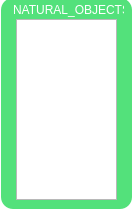
Above: Object.ui from lznt/p2Scripts before the change. Below: the same form after it.
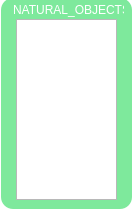
That is the form after the change.

```diff
--- a/Object.ui
+++ b/Object.ui
@@ -18,7 +18,7 @@
   </property>
   <property name="styleSheet">
    <string notr="true">QWidget#Object{ background-color: transparent;}
-QFrame#frame { background-color: rgba(36,217,87,200);
+QFrame#frame { background-color: rgba(36,217,87,150);
  border-radius: 12px;}</string>
   </property>
   <widget class="QFrame" name="frame">
```
